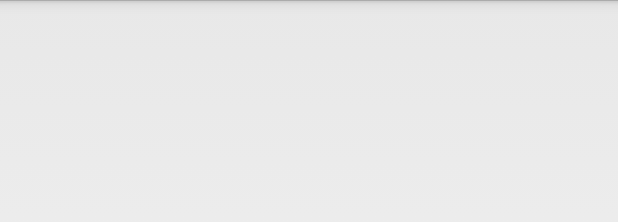
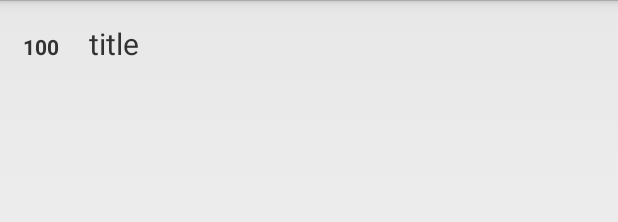
Before and after one commit to toughrogrammer/music-with-4shared-android, an Android app: the layout list_item_chart.xml on its own in the app's theme, with its tools: preview values and no code run, on a phone screen of 412 x 824 dp. Shown: the top 222 px of the screen. Run offline under Robolectric (Android 15) with nearby library versions, the phone set to English and light mode, and no system bars.

Commit message:
랭크 숫자 표시.

```diff
--- a/app/src/main/java/my/app/free/musicloader/chart/ChartListAdapter.java
+++ b/app/src/main/java/my/app/free/musicloader/chart/ChartListAdapter.java
@@ -40,12 +40,14 @@ public class ChartListAdapter extends ArrayAdapter<ChartItem> {
         View view = convertView;
         if (view == null) {
             LayoutInflater inflater = (LayoutInflater) _context.getSystemService(Context.LAYOUT_INFLATER_SERVICE);
-            view = inflater.inflate(R.layout.list_item_search_result, parent, false);
+            view = inflater.inflate(R.layout.list_item_chart, parent, false);
         }
 
         ChartItem item = this.getItem(position);
         if (item != null) {
-            TextView title = (TextView) view.findViewById(R.id.list_item_search_result_title);
+            TextView rank = (TextView) view.findViewById(R.id.list_item_chart_rank);
+            rank.setText((position + 1) + "");
+            TextView title = (TextView) view.findViewById(R.id.list_item_chart_title);
             title.setText(item._music._title);
         }
 
--- a/app/src/main/res/layout/list_item_chart.xml
+++ b/app/src/main/res/layout/list_item_chart.xml
@@ -3,12 +3,22 @@
 <LinearLayout xmlns:android="http://schemas.android.com/apk/res/android"
     android:layout_width="match_parent"
     android:layout_height="match_parent"
-    android:orientation="vertical"
+    android:orientation="horizontal"
     android:padding="15dp">
+
+    <TextView
+        android:id="@+id/list_item_chart_rank"
+        android:layout_width="wrap_content"
+        android:layout_height="wrap_content"
+        android:text="100"
+        android:textStyle="bold"
+        android:layout_marginRight="20dp"/>
 
     <TextView
         android:id="@+id/list_item_chart_title"
         android:layout_width="wrap_content"
-        android:layout_height="wrap_content" />
+        android:layout_height="wrap_content"
+        android:text="title"
+        android:textSize="20sp"/>
 
 </LinearLayout>
```
